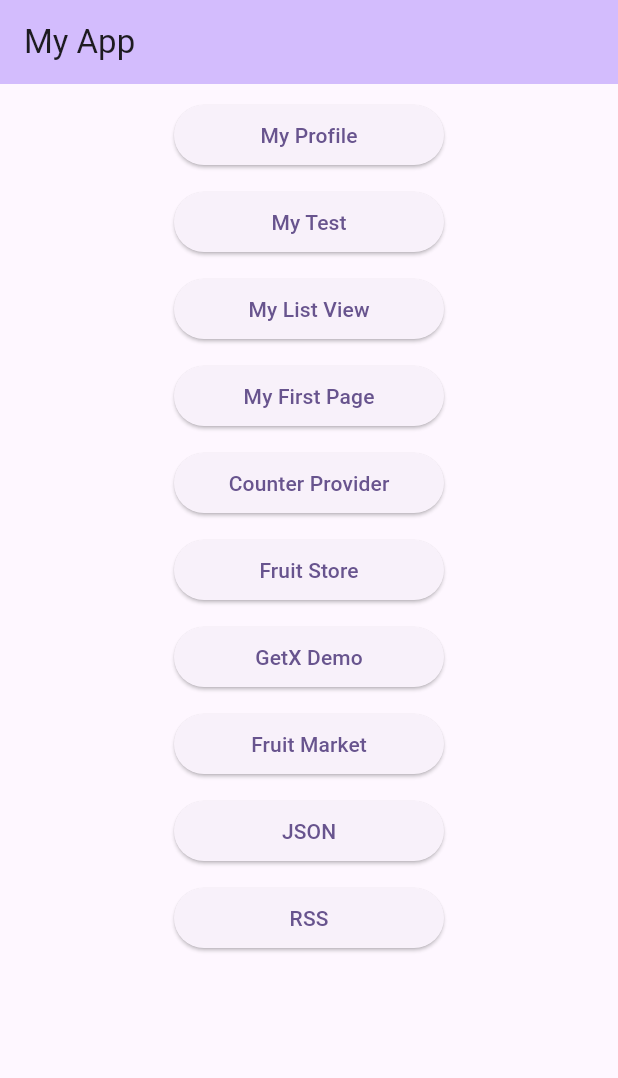
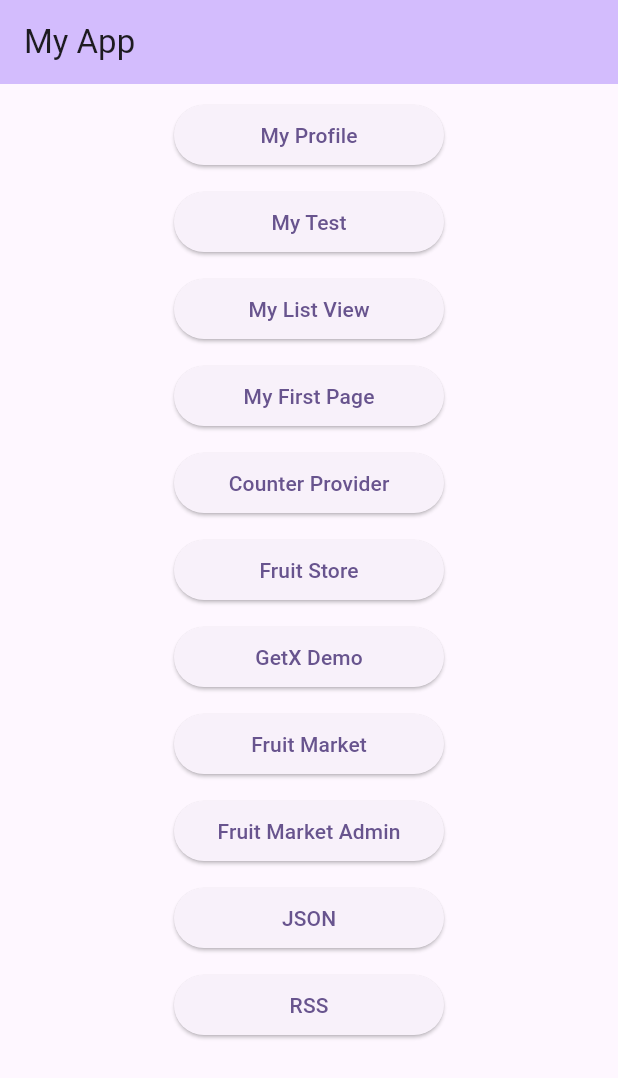
Before and after one commit to litletree/Mobile_App, a Flutter app: the screen it shows after launch, on a phone screen of 412 x 824 dp. Shown: the top 1078 px of the screen. Run offline on Flutter 3.47's test engine with Material 3 defaults, Android fonts, the phone set to English and light mode, and no system bars; our stand-ins replace badges, cloud_firestore, firebase_core, flutter_rating_bar, flutter_slidable, get and 2 more; missing offline and left inert: dart:ffi, xml2json; accounts and stored records are empty.

Commit message:
Thuc hanh nhom 5 tuan 13

```diff
--- a/lib/app_fruit_store/models.dart
+++ b/lib/app_fruit_store/models.dart
@@ -1,10 +1,76 @@
+import 'package:cloud_firestore/cloud_firestore.dart';
+
 class Fruit{
   String id, ten;
-  double gia;
-  String? url;
-  String? moTa;
+  int gia;
+  String? anh;
+  String? mota;
   Fruit({required this.id, required this.ten,
-    required this.gia, this.url, this.moTa});
+    required this.gia, this.anh, this.mota});
+
+  Map<String, dynamic> toJson() {
+    return {
+      'id': this.id,
+      'ten': this.ten,
+      'gia': this.gia,
+      'anh': this.anh,
+      'mota': this.mota,
+    };
+  }
+
+  factory Fruit.fromJson(Map<String, dynamic> map) {
+    return Fruit(
+      id: map['id'] as String,
+      ten: map['ten'] as String,
+      gia: map['gia'] as int,
+      anh: map['anh'] as String,
+      mota: map['mota'] as String,
+    );
+  }
+}
+
+class FruitSnapshot {
+  Fruit fruit;
+  DocumentReference ref;
+
+  FruitSnapshot({
+    required this.fruit,
+    required this.ref,
+  });
+
+  factory FruitSnapshot.fromMap(DocumentSnapshot docSnap) {
+    return FruitSnapshot(
+      fruit: Fruit.fromJson(docSnap.data() as Map<String, dynamic>),
+      ref: docSnap.reference,
+    );
+  }
+  static Future<DocumentReference> themMoi(Fruit fruit) async{
+    return FirebaseFirestore.instance.collection("Fruit").add(fruit.toJson());
+  }
+
+  Future<void> capNhat(Fruit fruit) async{
+    return ref.update(fruit.toJson());
+  }
+
+  Future<void> xoa() async{
+    return ref.delete();
+  }
+
+  // truy van du lieu thoi gian thuc
+  static Stream<List<FruitSnapshot>> getAll(){
+    Stream<QuerySnapshot> sqs = FirebaseFirestore.instance.collection("Fruit").snapshots();
+    return sqs.map(
+            (qs) => qs.docs.map(
+                    (docSnap) => FruitSnapshot.fromMap(docSnap)
+            ).toList());
+  }
+  //Truy van du lieu 1 lan
+  static Future<List<FruitSnapshot>> getAll2() async{
+    QuerySnapshot qs = await FirebaseFirestore.instance.collection("Fruit").get();
+    return qs.docs.map(
+            (docSnap) => FruitSnapshot.fromMap(docSnap)
+    ).toList();
+  }
 }
 
 class GioHang_item{
@@ -28,16 +94,16 @@ Map<String, String> images = {
 
 class AppData{
   final List<Fruit> _dssp = [
-    Fruit(id: "01", ten: "Táo", gia: 40000, url: images["Tao"], moTa: "Táo đỏ khác táo xanh"),
-    Fruit(id: "02", ten: "Nho", gia: 60000, url: images["Nho"], moTa: "Nho ăn cho đẹp da"),
-    Fruit(id: "03", ten: "Quýt", gia: 30000, url: images["Quyt"], moTa: "quýt ngọt"),
-    Fruit(id: "04", ten: "Cam", gia: 45000, url: images["Cam"], moTa: "Cam để ép nước"),
-    Fruit(id: "05", ten: "Mít", gia: 200000, url: images["Mit"], moTa: "Mít chia cho hàng xóm"),
-    Fruit(id: "06", ten: "Bưởi", gia: 20000, url: images["Buoi"], moTa: "Bưởi để đơm"),
-    Fruit(id: "07", ten: "Ổi", gia: 380000, url: images["Oi"], moTa: "không thích ăn ổi"),
-    Fruit(id: "08", ten: "Thanh long", gia: 37500, url: images["Thanh long"], moTa: "Giải cứu thanh long"),
-    Fruit(id: "09", ten: "Chôm chôm", gia: 79000, url: images["Chom chom"], moTa: "Chôm chôm đỏ"),
-    Fruit(id: "10", ten: "Đu đủ", gia: 17000, url: images["Du du"], moTa: "đu đủ không thích ăn"),
+    Fruit(id: "01", ten: "Táo", gia: 40000, anh: images["Tao"], mota: "Táo đỏ khác táo xanh"),
+    Fruit(id: "02", ten: "Nho", gia: 60000, anh: images["Nho"], mota: "Nho ăn cho đẹp da"),
+    Fruit(id: "03", ten: "Quýt", gia: 30000, anh: images["Quyt"], mota: "quýt ngọt"),
+    Fruit(id: "04", ten: "Cam", gia: 45000, anh: images["Cam"], mota: "Cam để ép nước"),
+    Fruit(id: "05", ten: "Mít", gia: 200000, anh: images["Mit"], mota: "Mít chia cho hàng xóm"),
+    Fruit(id: "06", ten: "Bưởi", gia: 20000, anh: images["Buoi"], mota: "Bưởi để đơm"),
+    Fruit(id: "07", ten: "Ổi", gia: 380000, anh: images["Oi"], mota: "không thích ăn ổi"),
+    Fruit(id: "08", ten: "Thanh long", gia: 37500, anh: images["Thanh long"], mota: "Giải cứu thanh long"),
+    Fruit(id: "09", ten: "Chôm chôm", gia: 79000, anh: images["Chom chom"], mota: "Chôm chôm đỏ"),
+    Fruit(id: "10", ten: "Đu đủ", gia: 17000, anh: images["Du du"], mota: "đu đủ không thích ăn"),
   ];
   List<Fruit> get dssp => _dssp;
 }
--- a/lib/page_home.dart
+++ b/lib/page_home.dart
@@ -1,4 +1,5 @@
 import 'package:flutter/material.dart';
+import 'package:phuchung_63130476/app_fruit_store/page_dssp_admin.dart';
 import 'package:phuchung_63130476/app_state/page_counter.dart';
 import 'package:phuchung_63130476/json_list/page_list_photo.dart';
 import 'package:phuchung_63130476/list_view/list_view.dart';
@@ -42,6 +43,8 @@ class PageHome extends StatelessWidget {
               SizedBox(height: 10,),
               _buildButton(context, lable: "Fruit Market", destination: FruitStoreApp()),
               SizedBox(height: 10,),
+              _buildButton(context, lable: "Fruit Market Admin", destination: FruitStoreAdmin()),
+              SizedBox(height: 10,),
               _buildButton(context, lable: "JSON", destination: PageListPhotos()),
               SizedBox(height: 10,),
               _buildButton(context, lable: "RSS", destination: RssAPP()),
--- a/pubspec.yaml
+++ b/pubspec.yaml
@@ -37,6 +37,11 @@ dependencies:
   http: ^1.2.1
   xml2json: ^6.2.3
   webview_flutter: ^4.7.0
+  firebase_core: ^2.30.1
+  firebase_storage: ^11.7.4
+  firebase_ui_firestore: ^1.6.3
+  cloud_firestore: ^4.17.2
+  flutter_slidable: ^3.1.0
 
   # The following adds the Cupertino Icons font to your application.
   # Use with the CupertinoIcons class for iOS style icons.
```
Also changed, not shown: lib/app_fruit_store/controllers.dart (+17 -5 lines), lib/app_fruit_store/page_dssp_admin.dart (added, +113 -0 lines), lib/app_fruit_store/page_home_fruit_store.dart (+15 -8 lines), lib/helper/widget_connect_firebase.dart (added, +80 -0 lines), firebase.json (added), lib/firebase_options.dart (added), lib/helper/firebase_options.dart (added), pubspec.lock, 3 other files.
